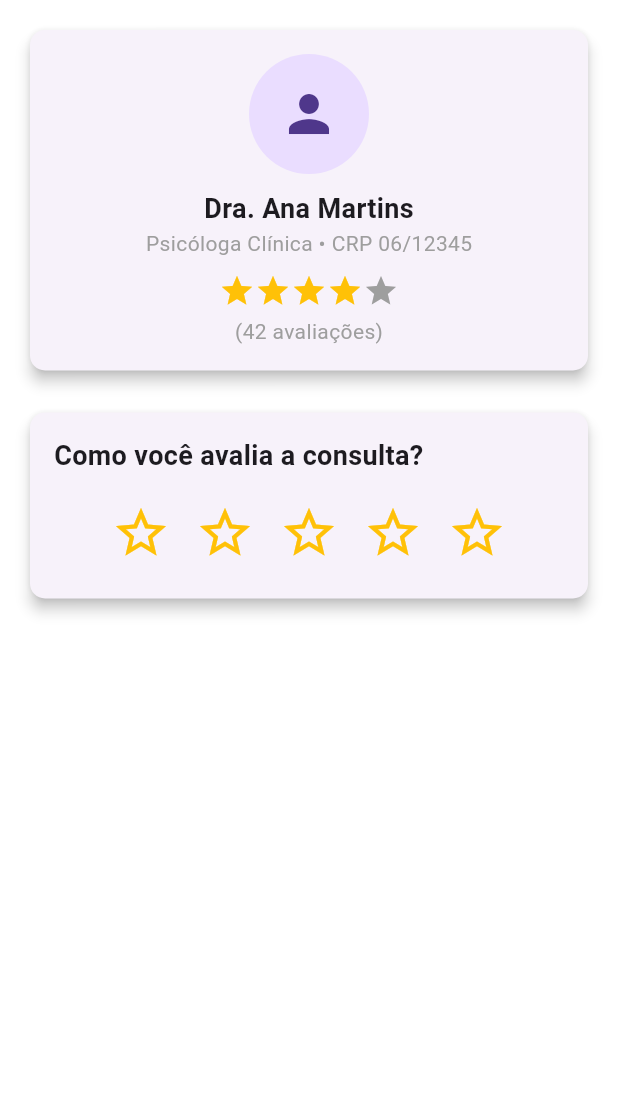
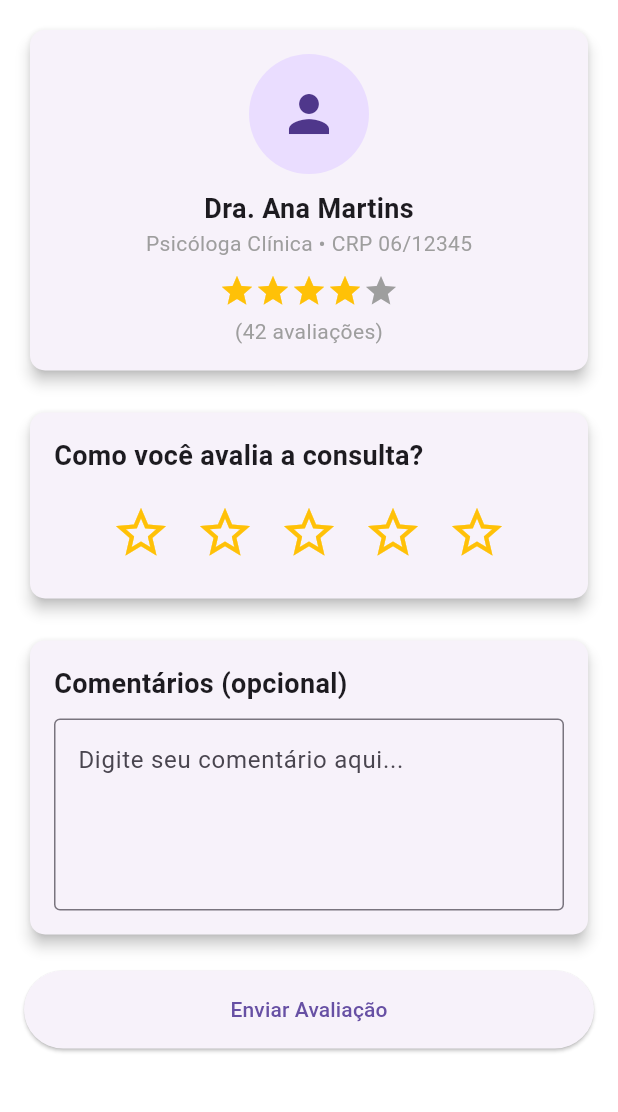
Before and after one commit to LiraTecnologic/helppsico-mobile, a Flutter app: the screen it shows after launch, on a phone screen of 412 x 824 dp, the part 84-1196 px from its top. Run offline on Flutter 3.47's test engine with Material 3 defaults, Android fonts, the phone set to English and light mode, and no system bars.

Commit message:
#MTR06:feat/Adicionando comentarios e botao de enviar avaliacao

```diff
--- a/helppsico_mobile/lib/presentation/screens/rate_screen.dart
+++ b/helppsico_mobile/lib/presentation/screens/rate_screen.dart
@@ -17,48 +17,28 @@ class AvaliarPsicologoScreen extends StatefulWidget {
 
 class _AvaliarPsicologoScreenState extends State<AvaliarPsicologoScreen> {
   int _rating = 0;
+  final TextEditingController _comentarioController = TextEditingController();
 
   @override
-  Widget build(BuildContext context) {
-    return Scaffold(
-      appBar: AppBar(
-        backgroundColor: AppTheme.primaryColor,
-        iconTheme: const IconThemeData(color: Colors.white),
-        title: Container(
-          padding: const EdgeInsets.all(4),
-          decoration: BoxDecoration(
-            color: Colors.transparent,
-            borderRadius: BorderRadius.circular(12),
-          ),
-          child: Image.asset(
-            'assets/icons/logo.png',
-            height: 65,
-            width: 65,
-          ),
+  void dispose() {
+    _comentarioController.dispose();
+    super.dispose();
+  }
+
+  void _enviarAvaliacao() {
+    if (_rating == 0) {
+      ScaffoldMessenger.of(context).showSnackBar(
+        const SnackBar(
+          content: Text('Por favor, selecione uma nota para a avaliação'),
         ),
-        centerTitle: true,
-        actions: [
-          IconButton(
-            icon: const Icon(Icons.notifications, color: Colors.white),
-            onPressed: () {
-              Navigator.pushNamed(context, '/notifications');
-            },
-          ),
-        ],
-      ),
-      drawer: _buildDrawer(context),
-      body: SingleChildScrollView(
-        padding: const EdgeInsets.all(16.0),
-        child: Column(
-          crossAxisAlignment: CrossAxisAlignment.start,
-          children: [
-            _buildPsychologistCard(),
-            const SizedBox(height: 20),
-            _buildRatingSection(),
-          ],
-        ),
-      ),
-    );
+      );
+      return;
+    }
+
+
+    print('Avaliação enviada: Nota $_rating, Comentário: ${_comentarioController.text}');
+
+    Navigator.pop(context);
   }
 
   Widget _buildDrawer(BuildContext context) {
@@ -128,6 +108,52 @@ class _AvaliarPsicologoScreenState extends State<AvaliarPsicologoScreen> {
     );
   }
 
+  @override
+  Widget build(BuildContext context) {
+    return Scaffold(
+      appBar: AppBar(
+        backgroundColor: AppTheme.primaryColor,
+        iconTheme: const IconThemeData(color: Colors.white),
+        title: Container(
+          padding: const EdgeInsets.all(4),
+          decoration: BoxDecoration(
+            color: Colors.transparent,
+            borderRadius: BorderRadius.circular(12),
+          ),
+          child: Image.asset(
+            'assets/icons/logo.png',
+            height: 65,
+            width: 65,
+          ),
+        ),
+        centerTitle: true,
+        actions: [
+          IconButton(
+            icon: const Icon(Icons.notifications, color: Colors.white),
+            onPressed: () {
+              Navigator.pushNamed(context, '/notifications');
+            },
+          ),
+        ],
+      ),
+      drawer: _buildDrawer(context),
+      body: SingleChildScrollView(
+        padding: const EdgeInsets.all(16.0),
+        child: Column(
+          crossAxisAlignment: CrossAxisAlignment.start,
+          children: [
+            _buildPsychologistCard(),
+            const SizedBox(height: 20),
+            _buildRatingSection(),
+            const SizedBox(height: 20),
+            _buildCommentSection(),
+            const SizedBox(height: 20),
+            _buildSubmitButton(),
+          ],
+        ),
+      ),
+    );
+  }
 
   Widget _buildPsychologistCard() {
     return Card(
@@ -168,7 +194,6 @@ class _AvaliarPsicologoScreenState extends State<AvaliarPsicologoScreen> {
     );
   }
 
-
   Widget _buildRatingSection() {
     return Card(
       shape: RoundedRectangleBorder(borderRadius: BorderRadius.circular(10)),
@@ -205,4 +230,45 @@ class _AvaliarPsicologoScreenState extends State<AvaliarPsicologoScreen> {
       ),
     );
   }
+
+  Widget _buildCommentSection() {
+    return Card(
+      shape: RoundedRectangleBorder(borderRadius: BorderRadius.circular(10)),
+      elevation: 4,
+      child: Padding(
+        padding: const EdgeInsets.all(16.0),
+        child: Column(
+          crossAxisAlignment: CrossAxisAlignment.start,
+          children: [
+            const Text(
+              "Comentários (opcional)",
+              style: TextStyle(fontSize: 18, fontWeight: FontWeight.bold),
+            ),
+            const SizedBox(height: 10),
+            TextField(
+              controller: _comentarioController,
+              maxLines: 4,
+              decoration: const InputDecoration(
+                hintText: "Digite seu comentário aqui...",
+                border: OutlineInputBorder(),
+              ),
+            ),
+          ],
+        ),
+      ),
+    );
+  }
+
+  Widget _buildSubmitButton() {
+    return SizedBox(
+      width: double.infinity,
+      child: ElevatedButton(
+        onPressed: _enviarAvaliacao,
+        style: ElevatedButton.styleFrom(
+          padding: const EdgeInsets.symmetric(vertical: 16),
+        ),
+        child: const Text('Enviar Avaliação'),
+      ),
+    );
+  }
 }
```
